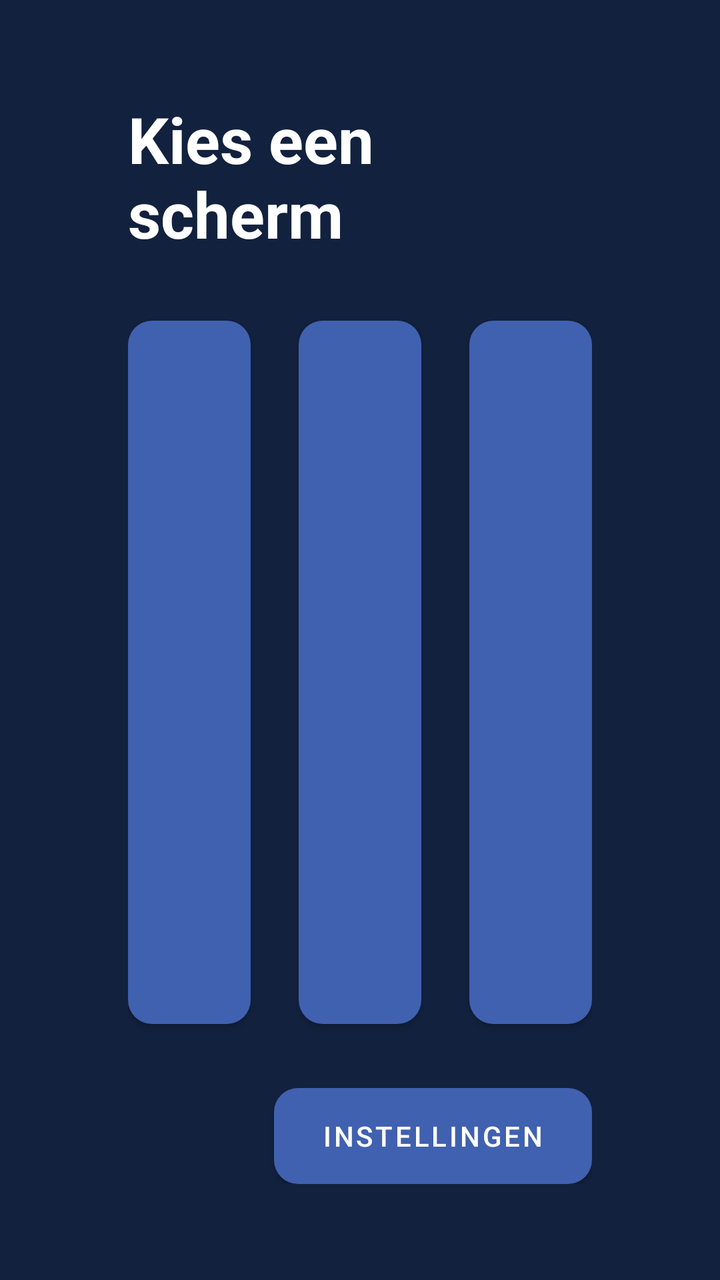
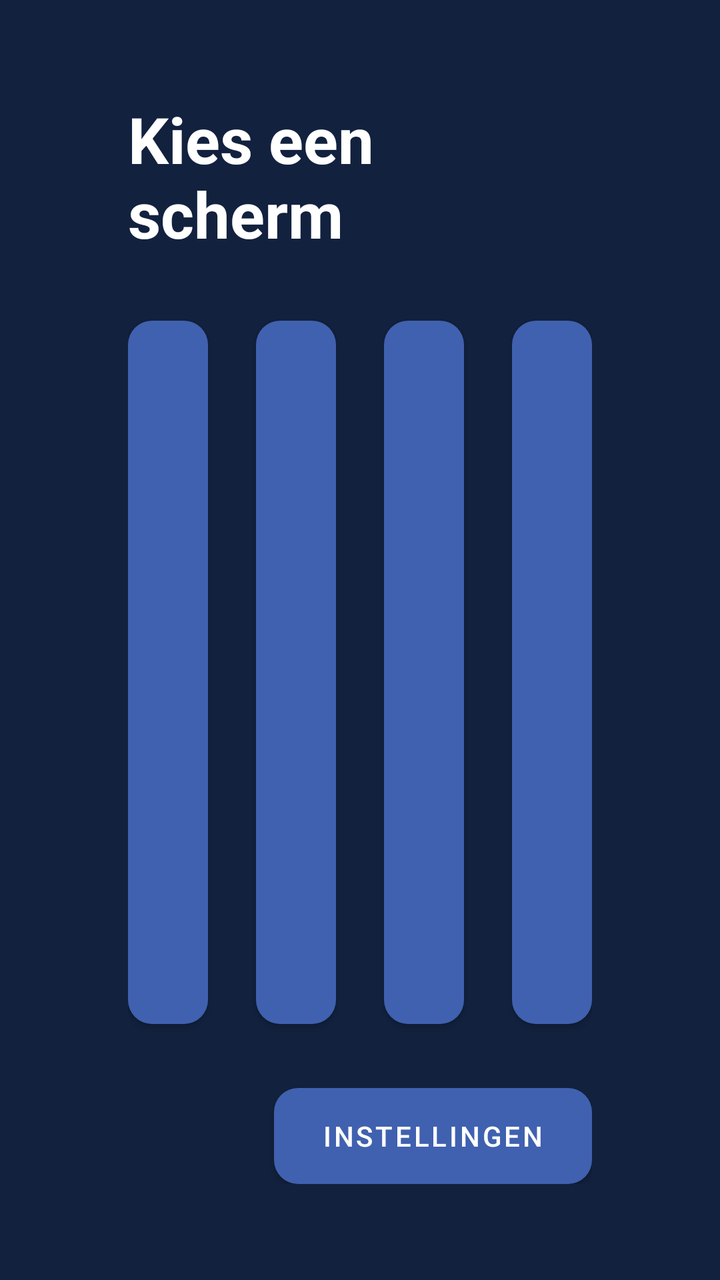

Two renders of the same Android screen: before a commit and after it. Below are the layout's source before the change and the commit's diff.
<!-- AndroidManifest.xml: activity theme Theme.KantineTv -->
<!-- res/layout/activity_main.xml -->
<?xml version="1.0" encoding="utf-8"?>
<LinearLayout xmlns:android="http://schemas.android.com/apk/res/android"
    xmlns:app="http://schemas.android.com/apk/res-auto"
    android:layout_width="match_parent"
    android:layout_height="match_parent"
    android:background="@color/achtergrond"
    android:clipChildren="false"
    android:orientation="vertical"
    android:paddingHorizontal="64dp"
    android:paddingVertical="48dp">

    <TextView
        android:layout_width="wrap_content"
        android:layout_height="wrap_content"
        android:layout_marginBottom="32dp"
        android:text="@string/kies_scherm_titel"
        android:textColor="@color/wit"
        android:textSize="32sp"
        android:textStyle="bold" />

    <LinearLayout
        android:layout_width="match_parent"
        android:layout_height="0dp"
        android:layout_weight="1"
        android:clipChildren="false"
        android:orientation="horizontal">

        <Button
            android:id="@+id/knopPrijzen"
            android:layout_width="0dp"
            android:layout_height="match_parent"
            android:layout_marginEnd="24dp"
            android:layout_weight="1"
            android:background="@drawable/tv_card_background"
            android:textColor="@color/wit"
            android:textSize="20sp"
            android:textStyle="bold"
            app:backgroundTint="@null" />

        <Button
            android:id="@+id/knopDias"
            android:layout_width="0dp"
            android:layout_height="match_parent"
            android:layout_marginEnd="24dp"
            android:layout_weight="1"
            android:background="@drawable/tv_card_background"
            android:textColor="@color/wit"
            android:textSize="20sp"
            android:textStyle="bold"
            app:backgroundTint="@null" />

        <Button
            android:id="@+id/knopGedeeld"
            android:layout_width="0dp"
            android:layout_height="match_parent"
            android:layout_weight="1"
            android:background="@drawable/tv_card_background"
            android:textColor="@color/wit"
            android:textSize="20sp"
            android:textStyle="bold"
            app:backgroundTint="@null" />
    </LinearLayout>

    <Button
        android:id="@+id/knopInstellingen"
        android:layout_width="wrap_content"
        android:layout_height="wrap_content"
        android:layout_gravity="end"
        android:layout_marginTop="32dp"
        android:background="@drawable/tv_card_background"
        android:paddingHorizontal="24dp"
        android:text="@string/instellingen"
        android:textColor="@color/wit"
        app:backgroundTint="@null" />

</LinearLayout>
<!-- resources referenced by this layout -->
<resources>
  <color name="achtergrond">#12213E</color>
  <color name="wit">#FFFFFF</color>
  <!-- drawable tv_card_background (drawable) -->
  <?xml version="1.0" encoding="utf-8"?>
  <selector xmlns:android="http://schemas.android.com/apk/res/android">
      <item android:state_focused="true">
          <shape android:shape="rectangle">
              <solid android:color="@color/geel" />
              <corners android:radius="12dp" />
              <stroke android:width="4dp" android:color="@color/wit" />
          </shape>
      </item>
      <item>
          <shape android:shape="rectangle">
              <solid android:color="@color/blauw" />
              <corners android:radius="12dp" />
          </shape>
      </item>
  </selector>
  <string name="instellingen">Instellingen</string>
  <string name="kies_scherm_titel">Kies een scherm</string>
  <style name="Theme.KantineTv" parent="Theme.MaterialComponents.NoActionBar">
          <item name="colorPrimary">@color/blauw</item>
          <item name="colorPrimaryDark">@color/blauw_donker</item>
          <item name="colorAccent">@color/geel</item>
          <item name="android:windowBackground">@color/achtergrond</item>
          <item name="android:statusBarColor">@color/achtergrond</item>
      </style>
  <color name="geel">#FCD42F</color>
  <color name="blauw">#4061AF</color>
  <color name="blauw_donker">#2C4680</color>
</resources>

<!-- the commit's change to res/layout/activity_main.xml (unified diff, before → after) -->
@@ -26,6 +26,21 @@
         android:orientation="horizontal">
 
         <Button
+            android:id="@+id/knopGekoppeld"
+            android:layout_width="0dp"
+            android:layout_height="match_parent"
+            android:layout_marginEnd="24dp"
+            android:layout_weight="1"
+            android:background="@drawable/tv_card_background"
+            android:textColor="@color/wit"
+            android:letterSpacing="0"
+            android:paddingHorizontal="12dp"
+            android:textAllCaps="false"
+            android:textSize="20sp"
+            android:textStyle="bold"
+            app:backgroundTint="@null" />
+
+        <Button
             android:id="@+id/knopPrijzen"
             android:layout_width="0dp"
             android:layout_height="match_parent"
@@ -33,6 +48,9 @@
             android:layout_weight="1"
             android:background="@drawable/tv_card_background"
             android:textColor="@color/wit"
+            android:letterSpacing="0"
+            android:paddingHorizontal="12dp"
+            android:textAllCaps="false"
             android:textSize="20sp"
             android:textStyle="bold"
             app:backgroundTint="@null" />
@@ -45,6 +63,9 @@
             android:layout_weight="1"
             android:background="@drawable/tv_card_background"
             android:textColor="@color/wit"
+            android:letterSpacing="0"
+            android:paddingHorizontal="12dp"
+            android:textAllCaps="false"
             android:textSize="20sp"
             android:textStyle="bold"
             app:backgroundTint="@null" />
@@ -56,6 +77,9 @@
             android:layout_weight="1"
             android:background="@drawable/tv_card_background"
             android:textColor="@color/wit"
+            android:letterSpacing="0"
+            android:paddingHorizontal="12dp"
+            android:textAllCaps="false"
             android:textSize="20sp"
             android:textStyle="bold"
             app:backgroundTint="@null" />
